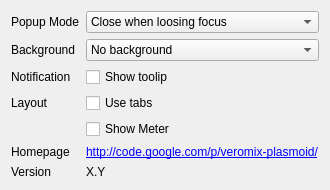
Old version of the form contents/ui/appearance.ui in the repository LandisTwo/veromix-plasmoid.
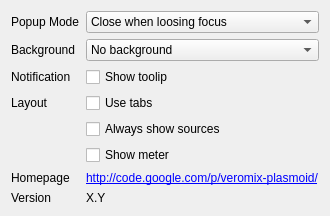
New version of the form.

Commit message: New configuration option: Always show sources.

```diff
--- a/contents/ui/appearance.ui
+++ b/contents/ui/appearance.ui
@@ -108,9 +108,17 @@
     </item>
 
     <item row="5" column="1">
+     <widget class="QCheckBox" name="always_show_sources">
+      <property name="text">
+       <string>Always show sources</string>
+      </property>
+     </widget>
+    </item>
+
+    <item row="6" column="1">
      <widget class="QCheckBox" name="meter_visible">
       <property name="text">
-       <string>Show Meter</string>
+       <string>Show meter</string>
       </property>
      </widget>
     </item>
```
The commit also changes 2 other files.
